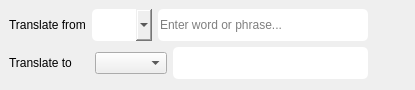
Before: the Qt Designer form window/interface/translate_interface.ui in apps-open/BiLinguo, drawn with Qt 5.
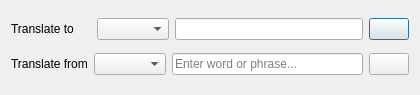
After: the same form once the commit is applied. Icons and pictures are not drawn.

Diff of the .ui file:
```diff
--- a/window/interface/translate_interface.ui
+++ b/window/interface/translate_interface.ui
@@ -1,23 +1,80 @@
 <?xml version="1.0" encoding="UTF-8"?>
 <ui version="4.0">
- <class>MainWindow</class>
- <widget class="QMainWindow" name="MainWindow">
+ <class>Dialog</class>
+ <widget class="QDialog" name="Dialog">
+  <property name="windowModality">
+   <enum>Qt::WindowModal</enum>
+  </property>
   <property name="geometry">
    <rect>
     <x>0</x>
     <y>0</y>
-    <width>415</width>
-    <height>90</height>
+    <width>420</width>
+    <height>95</height>
    </rect>
   </property>
+  <property name="minimumSize">
+   <size>
+    <width>420</width>
+    <height>95</height>
+   </size>
+  </property>
+  <property name="maximumSize">
+   <size>
+    <width>420</width>
+    <height>95</height>
+   </size>
+  </property>
   <property name="windowTitle">
    <string>Translate</string>
   </property>
-  <property name="styleSheet">
-   <string notr="true"></string>
+  <property name="modal">
+   <bool>true</bool>
   </property>
-  <widget class="QWidget" name="centralwidget">
    <layout class="QVBoxLayout" name="verticalLayout">
+   <item>
+    <layout class="QHBoxLayout" name="horizontalLayout_2">
+     <item>
+      <widget class="QLabel" name="label_2">
+       <property name="text">
+        <string>Translate to     </string>
+       </property>
+      </widget>
+     </item>
+     <item>
+      <widget class="QComboBox" name="translate_to">
+       <property name="styleSheet">
+        <string notr="true"/>
+       </property>
+      </widget>
+     </item>
+     <item>
+      <widget class="QLineEdit" name="output_edit">
+       <property name="styleSheet">
+        <string notr="true"/>
+       </property>
+       <property name="readOnly">
+        <bool>true</bool>
+       </property>
+      </widget>
+     </item>
+     <item>
+      <widget class="QPushButton" name="translate_button">
+       <property name="styleSheet">
+        <string notr="true">*{
+	image: url(:/translate_icon/icons8-translate-24.png);
+}</string>
+       </property>
+       <property name="text">
+        <string/>
+       </property>
+       <property name="shortcut">
+        <string>Return</string>
+       </property>
+      </widget>
+     </item>
+    </layout>
+   </item>
     <item>
      <layout class="QHBoxLayout" name="horizontalLayout">
       <item>
@@ -30,27 +87,14 @@
       <item>
        <widget class="QComboBox" name="translate_from">
         <property name="styleSheet">
-         <string notr="true">*{
-
-border-radius: 5px;
-border: 0px solid;
-height: 32px;}</string>
+        <string notr="true"/>
         </property>
        </widget>
       </item>
       <item>
        <widget class="QLineEdit" name="phrase_edit">
         <property name="styleSheet">
-         <string notr="true">*{
-
-border-radius: 5px;
-border: 0px solid;
-height: 32px;}
-*:hover {
-     height: 32px;
-      border: 1px solid white;
-      
-}</string>
+        <string notr="true"/>
         </property>
         <property name="text">
          <string/>
@@ -61,74 +105,10 @@
        </widget>
       </item>
       <item>
-       <widget class="QPushButton" name="translate_button">
-        <property name="styleSheet">
-         <string notr="true">*{
-	image: url(:/translate_icon/icons8-translate-24.png);
-
-border-radius: 5px;
-border: 0px solid;
-height: 32px;}
-*:hover {
-     height: 32px;
-      border: 1px solid white;
-      
-}</string>
-        </property>
-        <property name="text">
-         <string/>
-        </property>
-       </widget>
-      </item>
-     </layout>
-    </item>
-    <item>
-     <layout class="QHBoxLayout" name="horizontalLayout_2">
-      <item>
-       <widget class="QLabel" name="label_2">
-        <property name="text">
-         <string>Translate to     </string>
-        </property>
-       </widget>
-      </item>
-      <item>
-       <widget class="QComboBox" name="translate_to">
-        <property name="styleSheet">
-         <string notr="true">*{
-
-border-radius: 5px;
-border: 0px solid;
-height: 32px;}
-\</string>
-        </property>
-       </widget>
-      </item>
-      <item>
-       <widget class="QLineEdit" name="output_edit">
-        <property name="styleSheet">
-         <string notr="true">*{
-
-border-radius: 5px;
-border: 0px solid;
-height: 32px;}</string>
-        </property>
-        <property name="readOnly">
-         <bool>true</bool>
-        </property>
-       </widget>
-      </item>
-      <item>
        <widget class="QPushButton" name="copy_button">
         <property name="styleSheet">
-         <string notr="true">*{image: url(:/copy_icon/icons8-copy-24.png);
-
-border-radius: 5px;
-border: 0px solid;
-height: 32px;}
-*:hover {
-     height: 32px;
-      border: 1px solid white;
-      
+        <string notr="true">*{
+	image: url(:/copy_icon/icons8-copy-24.png);
 }</string>
         </property>
         <property name="text">
@@ -139,7 +119,6 @@
      </layout>
     </item>
    </layout>
-  </widget>
  </widget>
  <resources>
   <include location="resource/src.qrc"/>
```
Left out of the diff: 5 changed lines with no effect on the pictures. Lines whose indentation alone changed are shown as unchanged.
